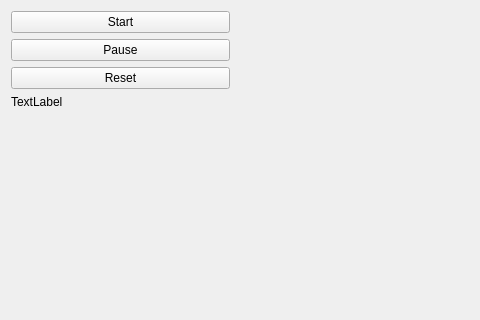
The window that src/ui/forms/mainwindow.ui (bjorked/game-of-life) describes before a commit, drawn with Qt 5; both pictures show x 0 to 480 and y 0 to 320 of the 800 by 500 pixel window.
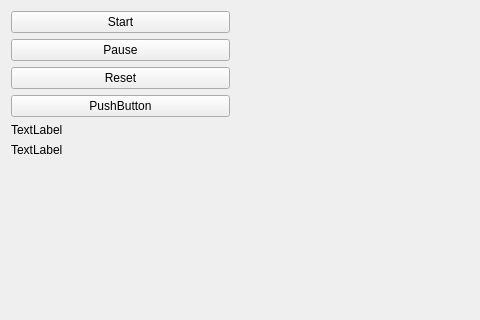
The same window after the commit.

Commit message: Added a color picker

What changed in the file:
```diff
--- a/src/ui/forms/mainwindow.ui
+++ b/src/ui/forms/mainwindow.ui
@@ -56,6 +56,13 @@
        </property>
       </widget>
      </item>
+     <item>
+      <widget class="QPushButton" name="colorButton">
+       <property name="text">
+        <string>PushButton</string>
+       </property>
+      </widget>
+     </item>
      <item>
       <widget class="QLabel" name="generationLabel">
        <property name="text">
@@ -63,6 +70,13 @@
        </property>
       </widget>
      </item>
+     <item>
+      <widget class="QLabel" name="gameoverLabel">
+       <property name="text">
+        <string>TextLabel</string>
+       </property>
+      </widget>
+     </item>
      <item>
       <spacer name="verticalSpacer">
        <property name="orientation">
```
The commit also changes 4 other files.
